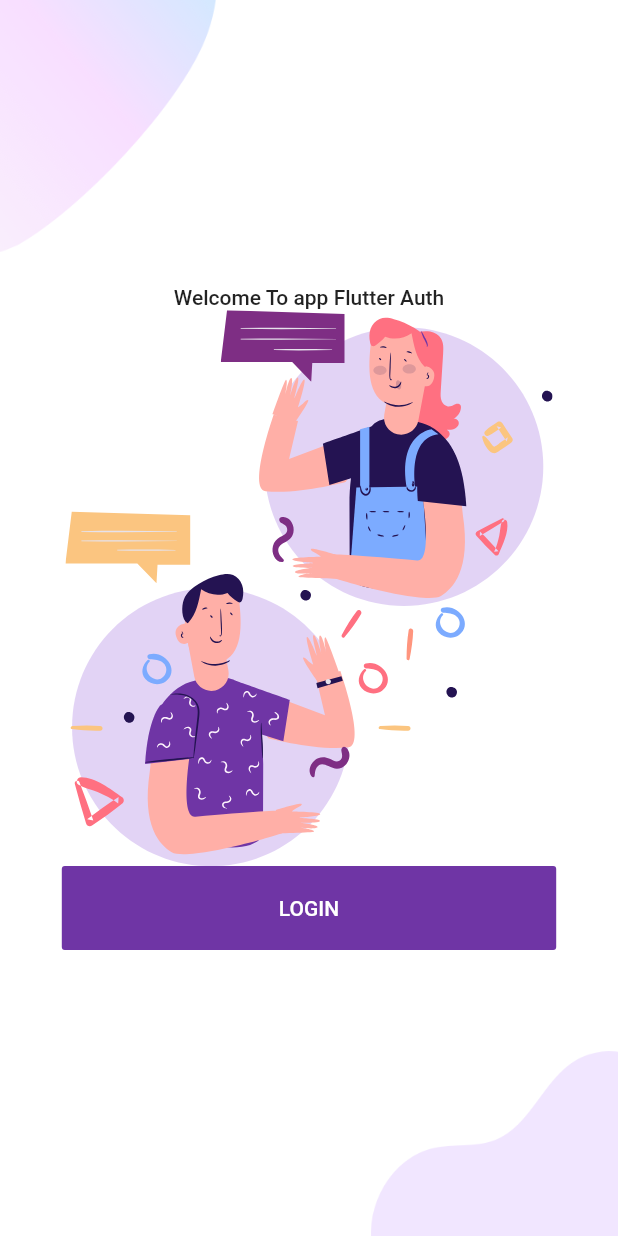
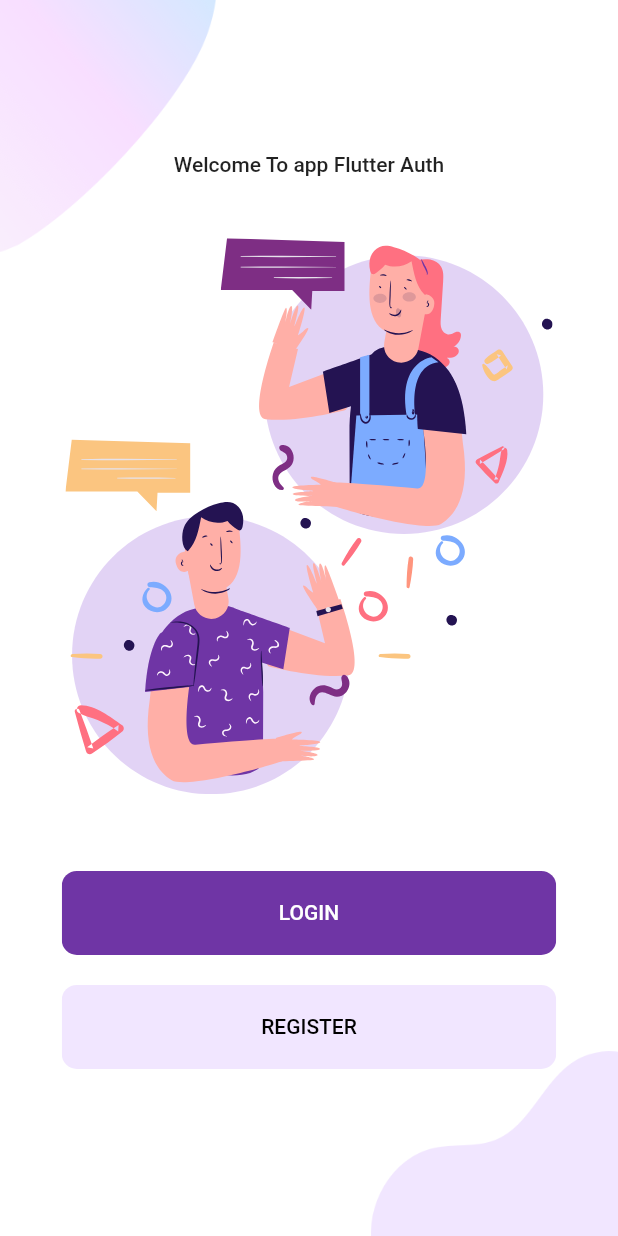
Before and after one commit to gabrielbucalon/login_auth, a Flutter app: the screen it shows after launch, on a phone screen of 412 x 824 dp. Run offline on Flutter 3.47's test engine with Material 2 defaults, Android fonts, the phone set to English and light mode, and no system bars; our stand-ins replace flutter_svg.

Commit message:
<feature> - screen login and adjust on component button

```diff
--- /dev/null
+++ b/lib/Screens/Login/login_screen.dart
@@ -0,0 +1,10 @@
+import 'package:flutter/material.dart';
+
+class LoginScreen extends StatelessWidget {
+  @override
+  Widget build(BuildContext context) {
+    return Container(
+
+    );
+  }
+}
--- a/lib/Screens/Welcome/components/body.dart
+++ b/lib/Screens/Welcome/components/body.dart
@@ -1,6 +1,7 @@
 import 'package:flutter/material.dart';
 import 'package:flutter_auth/Screens/Welcome/components/background.dart';
 import 'package:flutter_auth/components/rouded_button.dart';
+import 'package:flutter_auth/constants.dart';
 import 'package:flutter_svg/svg.dart';
 
 class Body extends StatelessWidget {
@@ -16,8 +17,20 @@ class Body extends StatelessWidget {
           "Welcome To app Flutter Auth",
           style: TextStyle(fontWeight: FontWeight.w500),
         ),
+        SizedBox(height: size.height * 0.05),
         SvgPicture.asset("assets/icons/chat.svg", height: size.height * 0.45),
-        RoundedButton(size: size)
+        SizedBox(height: size.height * 0.05),
+        RoundedButton(
+            text: "LOGIN",
+            color: kPrimaryColor,
+            textColor: Colors.white,
+            press: () {}),
+        RoundedButton(
+          text: "REGISTER",
+          press: () {},
+          textColor: Colors.black,
+          color: kPrimaryLightColor,
+        ),
       ],
     ));
   }
--- a/lib/components/rouded_button.dart
+++ b/lib/components/rouded_button.dart
@@ -12,20 +12,23 @@ class RoundedButton extends StatelessWidget {
     this.press,
     this.textColor = kPrimaryColor,
     this.color = Colors.white,
-    @required this.size,
   }) : super(key: key);
 
-  final Size size;
+
 
   @override
   Widget build(BuildContext context) {
+    Size size = MediaQuery.of(context).size;
     return Container(
+      margin: EdgeInsets.symmetric(vertical: 10),
       width: size.width * 0.8,
-      child: FlatButton(
-        padding: EdgeInsets.symmetric(vertical: 20, horizontal: 20),
-        color: kPrimaryColor,
-        onPressed: () {},
-        child: Text("LOGIN", style: TextStyle(color: Colors.white)),
+      child: ClipRRect(
+        borderRadius: BorderRadius.circular(10),
+        child: FlatButton(
+            padding: EdgeInsets.symmetric(vertical: 20, horizontal: 20),
+            color: color,
+            onPressed: press,
+            child: Text(text, style: TextStyle(color: textColor))),
       ),
     );
   }
```
